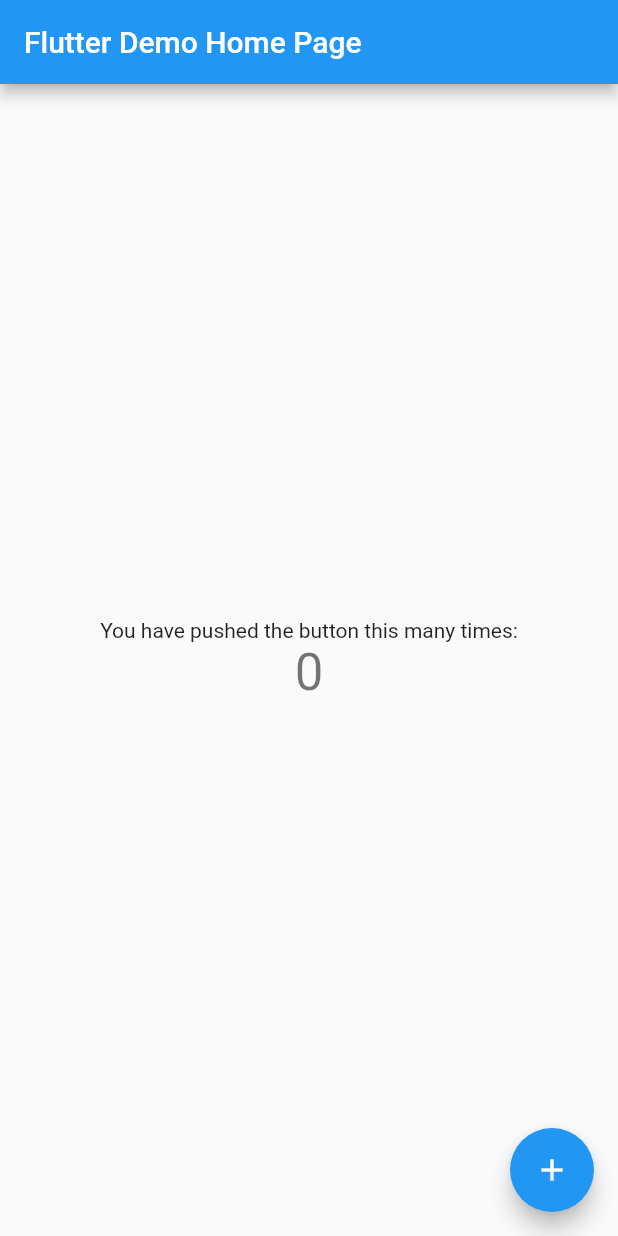
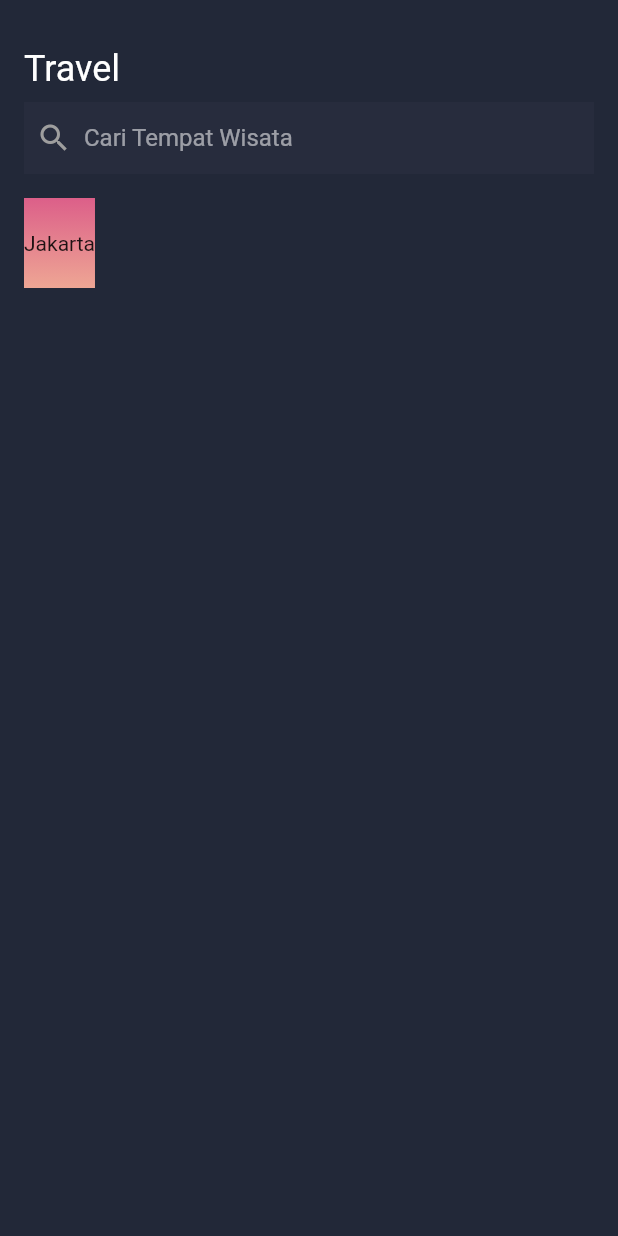
Before and after one commit to Berri/TravelApp, a Flutter app: the screen it shows after launch, on a phone screen of 412 x 824 dp. Run offline on Flutter 3.47's test engine with Material 2 defaults, Android fonts, the phone set to English and light mode, and no system bars.

```diff
--- a/lib/main.dart
+++ b/lib/main.dart
@@ -3,109 +3,84 @@ import 'package:flutter/material.dart';
 void main() => runApp(MyApp());
 
 class MyApp extends StatelessWidget {
-  // This widget is the root of your application.
   @override
   Widget build(BuildContext context) {
     return MaterialApp(
-      title: 'Flutter Demo',
-      theme: ThemeData(
-        // This is the theme of your application.
-        //
-        // Try running your application with "flutter run". You'll see the
-        // application has a blue toolbar. Then, without quitting the app, try
-        // changing the primarySwatch below to Colors.green and then invoke
-        // "hot reload" (press "r" in the console where you ran "flutter run",
-        // or simply save your changes to "hot reload" in a Flutter IDE).
-        // Notice that the counter didn't reset back to zero; the application
-        // is not restarted.
-        primarySwatch: Colors.blue,
-      ),
-      home: MyHomePage(title: 'Flutter Demo Home Page'),
+      title: 'Travel App',
+      home: MyHomePage(),
+      debugShowCheckedModeBanner: false,
     );
   }
 }
 
-class MyHomePage extends StatefulWidget {
-  MyHomePage({Key key, this.title}) : super(key: key);
+var gradient1 = [Color(0xFFdc5f89), Color(0xFFeea694)];
+var gradient2 = [Color(0xFF269b70), Color(0xFF7ce6a9)];
+var gradient3 = [Color(0xFF526fe2), Color(0xFF8351e5)];
 
-  // This widget is the home page of your application. It is stateful, meaning
-  // that it has a State object (defined below) that contains fields that affect
-  // how it looks.
-
-  // This class is the configuration for the state. It holds the values (in this
-  // case the title) provided by the parent (in this case the App widget) and
-  // used by the build method of the State. Fields in a Widget subclass are
-  // always marked "final".
-
-  final String title;
-
-  @override
-  _MyHomePageState createState() => _MyHomePageState();
-}
-
-class _MyHomePageState extends State<MyHomePage> {
-  int _counter = 0;
-
-  void _incrementCounter() {
-    setState(() {
-      // This call to setState tells the Flutter framework that something has
-      // changed in this State, which causes it to rerun the build method below
-      // so that the display can reflect the updated values. If we changed
-      // _counter without calling setState(), then the build method would not be
-      // called again, and so nothing would appear to happen.
-      _counter++;
-    });
-  }
-
+class MyHomePage extends StatelessWidget {
   @override
   Widget build(BuildContext context) {
-    // This method is rerun every time setState is called, for instance as done
-    // by the _incrementCounter method above.
-    //
-    // The Flutter framework has been optimized to make rerunning build methods
-    // fast, so that you can just rebuild anything that needs updating rather
-    // than having to individually change instances of widgets.
     return Scaffold(
-      appBar: AppBar(
-        // Here we take the value from the MyHomePage object that was created by
-        // the App.build method, and use it to set our appbar title.
-        title: Text(widget.title),
-      ),
-      body: Center(
-        // Center is a layout widget. It takes a single child and positions it
-        // in the middle of the parent.
+      backgroundColor: Color(0xFF222838),
+      body: ListView(
+        children: <Widget>[
+          SizedBox(height: 32.0),
+          Padding(
+            padding: const EdgeInsets.symmetric(horizontal: 16.0),
             child: Column(
-          // Column is also layout widget. It takes a list of children and
-          // arranges them vertically. By default, it sizes itself to fit its
-          // children horizontally, and tries to be as tall as its parent.
-          //
-          // Invoke "debug painting" (press "p" in the console, choose the
-          // "Toggle Debug Paint" action from the Flutter Inspector in Android
-          // Studio, or the "Toggle Debug Paint" command in Visual Studio Code)
-          // to see the wireframe for each widget.
-          //
-          // Column has various properties to control how it sizes itself and
-          // how it positions its children. Here we use mainAxisAlignment to
-          // center the children vertically; the main axis here is the vertical
-          // axis because Columns are vertical (the cross axis would be
-          // horizontal).
-          mainAxisAlignment: MainAxisAlignment.center,
+              crossAxisAlignment: CrossAxisAlignment.start,
               children: <Widget>[
                 Text(
-              'You have pushed the button this many times:',
+                  "Travel",
+                  style: TextStyle(color: Colors.white, fontSize: 24.0),
                 ),
-            Text(
-              '$_counter',
-              style: Theme.of(context).textTheme.display1,
+                SizedBox(height: 8.0),
+                Container(
+                  color: Color(0xFF272c3d),
+                  child: Row(
+                    children: <Widget>[
+                      SizedBox(
+                        width: 8.0,
                       ),
+                      Icon(Icons.search, color: Colors.grey),
+                      SizedBox(width: 8.0),
+                      Expanded(
+                        child: TextField(
+                          decoration: InputDecoration(
+                              hintText: "Cari Tempat Wisata",
+                              hintStyle: TextStyle(color: Colors.white54),
+                              border: InputBorder.none),
+                        ),
+                      )
                     ],
                   ),
                 ),
-      floatingActionButton: FloatingActionButton(
-        onPressed: _incrementCounter,
-        tooltip: 'Increment',
-        child: Icon(Icons.add),
-      ), // This trailing comma makes auto-formatting nicer for build methods.
+                SizedBox(height: 16.0),
+                Container(
+                  height: 60.0,
+                  child: ListView(
+                    scrollDirection: Axis.horizontal,
+                    children: <Widget>[
+                      Container(
+                        child: Container(
+                          decoration: BoxDecoration(
+                              gradient: LinearGradient(
+                                  colors: gradient1,
+                                  begin: Alignment.topLeft,
+                                  end: Alignment.bottomLeft)),
+                          child: Center(
+                            child: Text("Jakarta"),
+                          ),
+                        ),
+                      )
+                    ],
+                  ),
+                )
+              ],
+            ),
+          )
+        ],
+      ),
     );
   }
 }
```
Also changed, not shown: 3 other files. Lines whose indentation alone changed are shown as unchanged.
